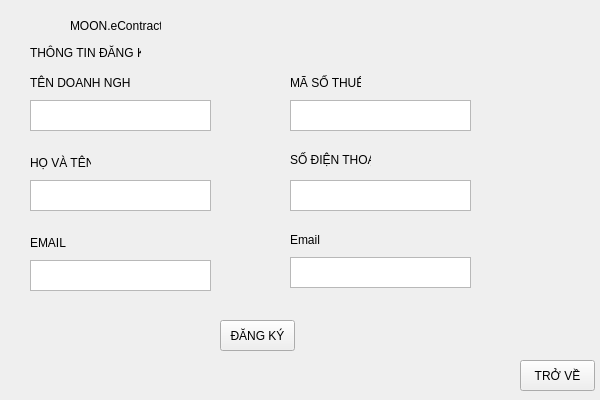
First picture: the form in DangKy.ui, repository A22N/DoAnCoSo4, before the edit.
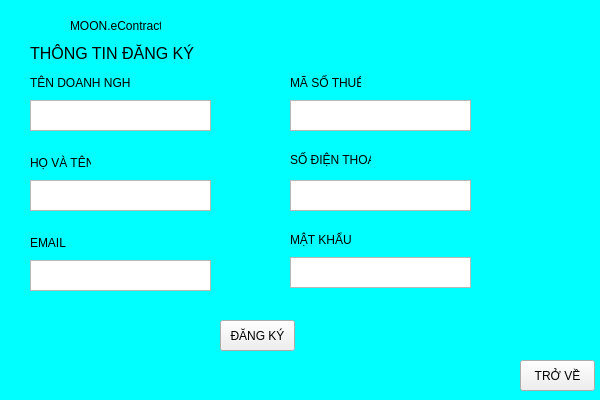
Second picture: the form after the edit. Icons and pictures are not drawn.

Diff of the .ui file:
```diff
--- a/DangKy.ui
+++ b/DangKy.ui
@@ -13,16 +13,29 @@
   <property name="windowTitle">
    <string>MainWindow</string>
   </property>
+  <property name="styleSheet">
+   <string notr="true">
+QMainWindow{
+ border-image: url(:/background/image/Nen-xanh-duong-pastel.ng.jpg);
+background-color: rgb(0, 255, 255);
+}
+</string>
+  </property>
   <widget class="QWidget" name="centralwidget">
    <widget class="QLabel" name="label">
     <property name="geometry">
      <rect>
       <x>30</x>
       <y>43</y>
-      <width>111</width>
+      <width>171</width>
       <height>20</height>
      </rect>
     </property>
+    <property name="font">
+     <font>
+      <pointsize>12</pointsize>
+     </font>
+    </property>
     <property name="text">
      <string>THÔNG TIN ĐĂNG KÝ</string>
     </property>
@@ -162,7 +175,7 @@
      </rect>
     </property>
     <property name="text">
-     <string>Email</string>
+     <string>MẬT KHẨU</string>
     </property>
    </widget>
    <widget class="QLabel" name="label_8">
```
Left out of the diff: 12 changed lines with no effect on the pictures.
